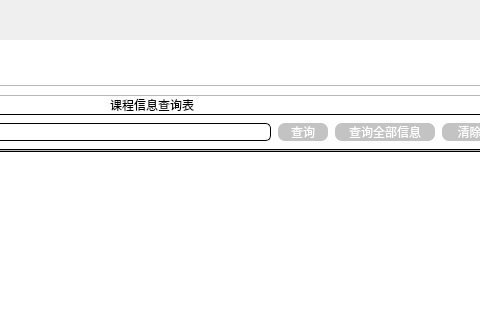
Before: the Qt Designer form InterfaceUi.ui in KrxkGit/DatabaseUI, drawn with Qt 5; both pictures show x 380 to 860 and y 0 to 320 of the 947 by 793 pixel window.
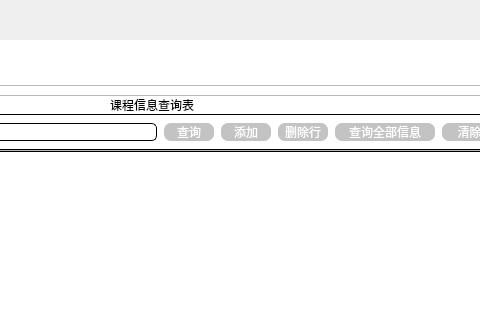
After: the same form once the commit is applied. The open tabs and pages were chosen to show the change. Icons and pictures are not drawn.

The edit to the form file:
```diff
--- a/InterfaceUi.ui
+++ b/InterfaceUi.ui
@@ -1641,6 +1641,26 @@
                        </property>
                       </widget>
                      </item>
+                     <item>
+                      <widget class="QLabel" name="label_33">
+                       <property name="text">
+                        <string/>
+                       </property>
+                      </widget>
+                     </item>
+                     <item>
+                      <widget class="QPushButton" name="pushButton_insert_course">
+                       <property name="minimumSize">
+                        <size>
+                         <width>50</width>
+                         <height>18</height>
+                        </size>
+                       </property>
+                       <property name="text">
+                        <string>添加</string>
+                       </property>
+                      </widget>
+                     </item>
                      <item>
                       <widget class="QLabel" name="label_17">
                        <property name="text">
@@ -1648,6 +1668,26 @@
                        </property>
                       </widget>
                      </item>
+                     <item>
+                      <widget class="QPushButton" name="pushButton_delete_course">
+                       <property name="minimumSize">
+                        <size>
+                         <width>50</width>
+                         <height>18</height>
+                        </size>
+                       </property>
+                       <property name="text">
+                        <string>删除行</string>
+                       </property>
+                      </widget>
+                     </item>
+                     <item>
+                      <widget class="QLabel" name="label_32">
+                       <property name="text">
+                        <string/>
+                       </property>
+                      </widget>
+                     </item>
                      <item>
                       <widget class="QPushButton" name="pushButton_course_qall">
                        <property name="minimumSize">
```
Left out of the diff: 90 changed lines with no effect on the pictures.
